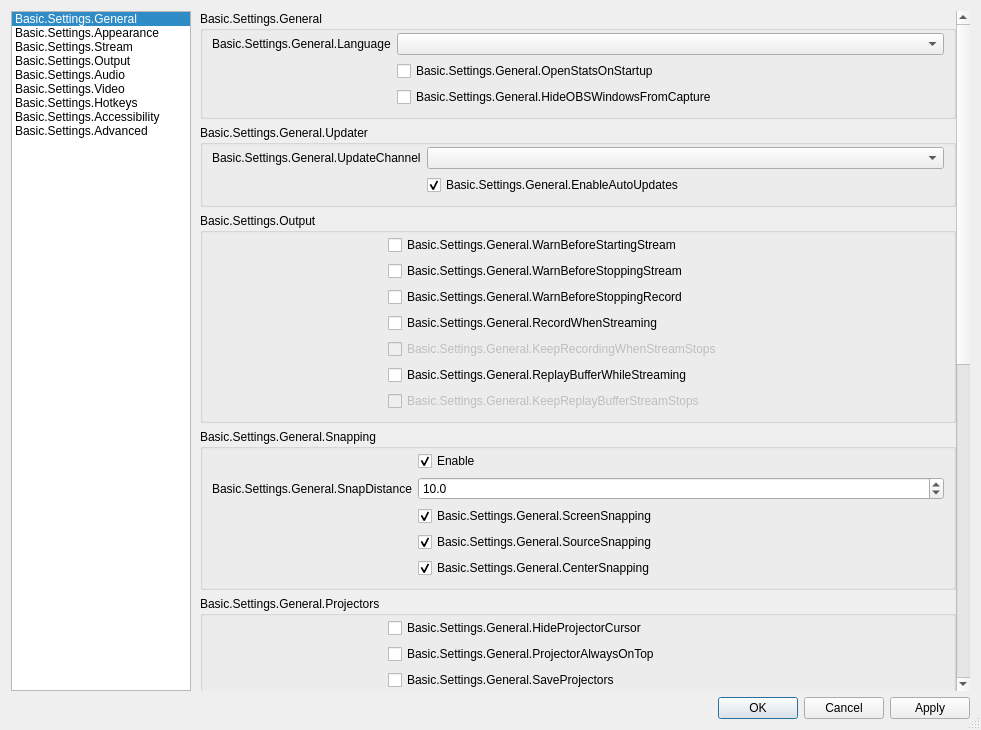
Qt form frontend/forms/OBSBasicSettings.ui (TheB1gG/obs-studio) before a commit.
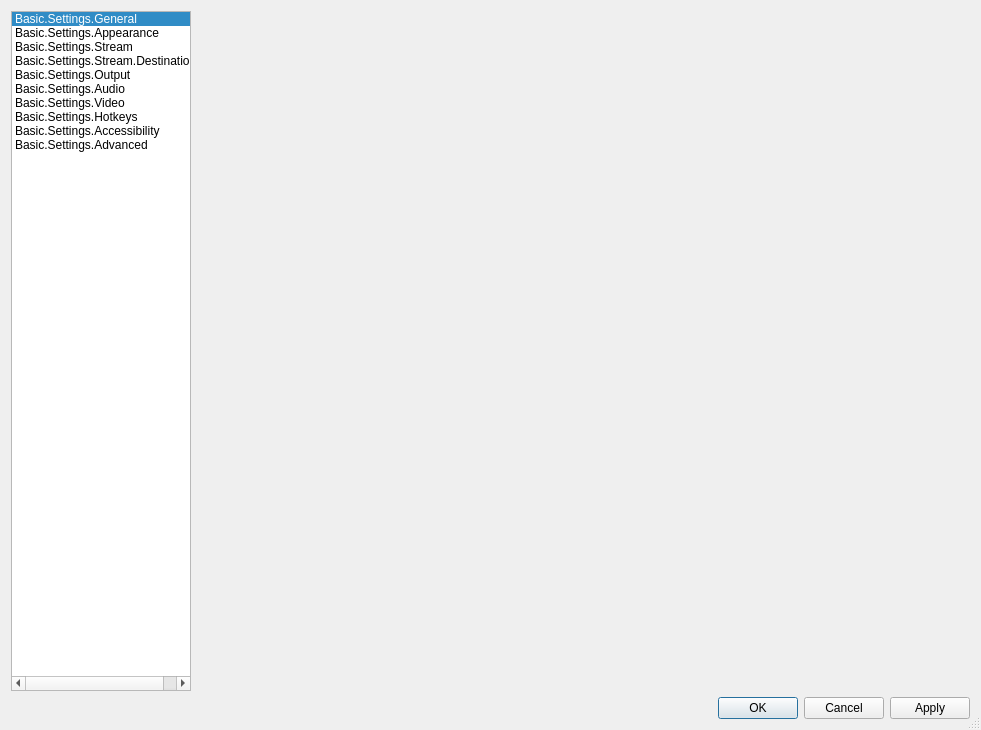
The same form after that commit. The open tabs and pages were chosen to show the change. Icons and pictures are not drawn. Custom widgets are drawn as their Qt base class.

Commit message: streaming/destinations: per-destination storage layer and a dark settings page

Diff of the .ui file:
```diff
--- a/frontend/forms/OBSBasicSettings.ui
+++ b/frontend/forms/OBSBasicSettings.ui
@@ -87,6 +87,15 @@
           <normaloff>:/settings/images/settings/stream.svg</normaloff>:/settings/images/settings/stream.svg</iconset>
         </property>
        </item>
+       <item>
+        <property name="text">
+         <string>Basic.Settings.Stream.Destinations</string>
+        </property>
+        <property name="icon">
+         <iconset resource="obs.qrc">
+          <normaloff>:/settings/images/settings/stream.svg</normaloff>:/settings/images/settings/stream.svg</iconset>
+        </property>
+       </item>
        <item>
         <property name="text">
          <string>Basic.Settings.Output</string>
@@ -2293,6 +2302,9 @@
          </item>
         </layout>
        </widget>
+       <widget class="QWidget" name="destinationsPage">
+        <layout class="QVBoxLayout" name="destinationsPageLayout"/>
+       </widget>
        <widget class="QWidget" name="outputPage">
         <layout class="QVBoxLayout" name="verticalLayout_2">
          <property name="leftMargin">
```
The commit also changes 10 other files.
